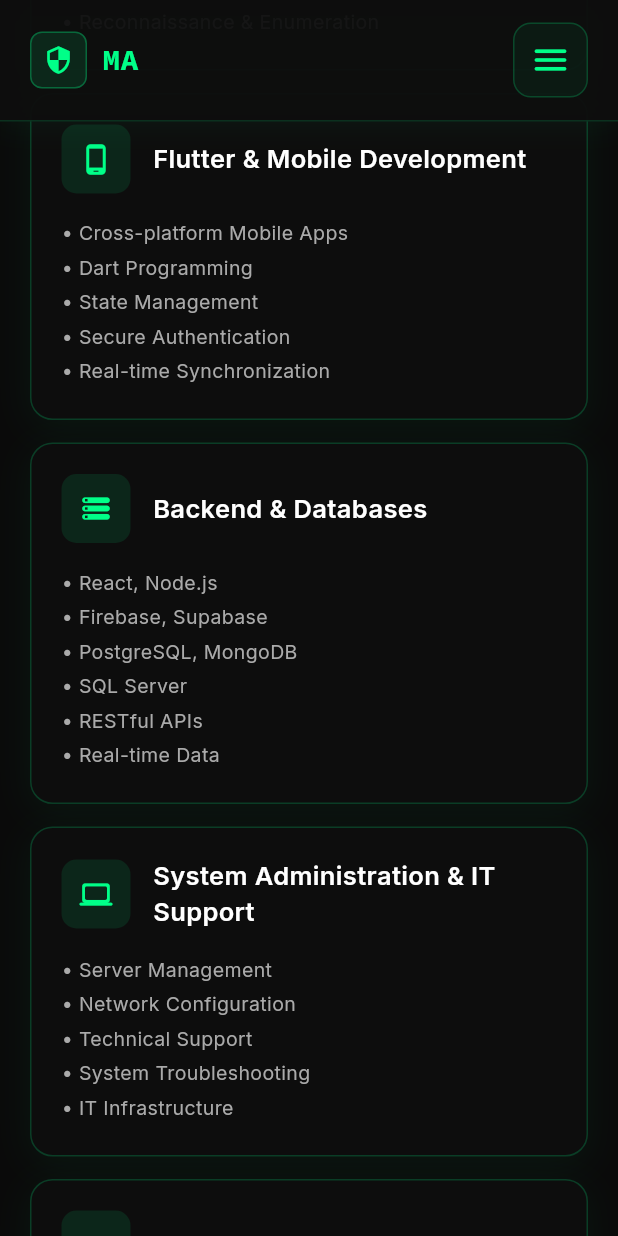
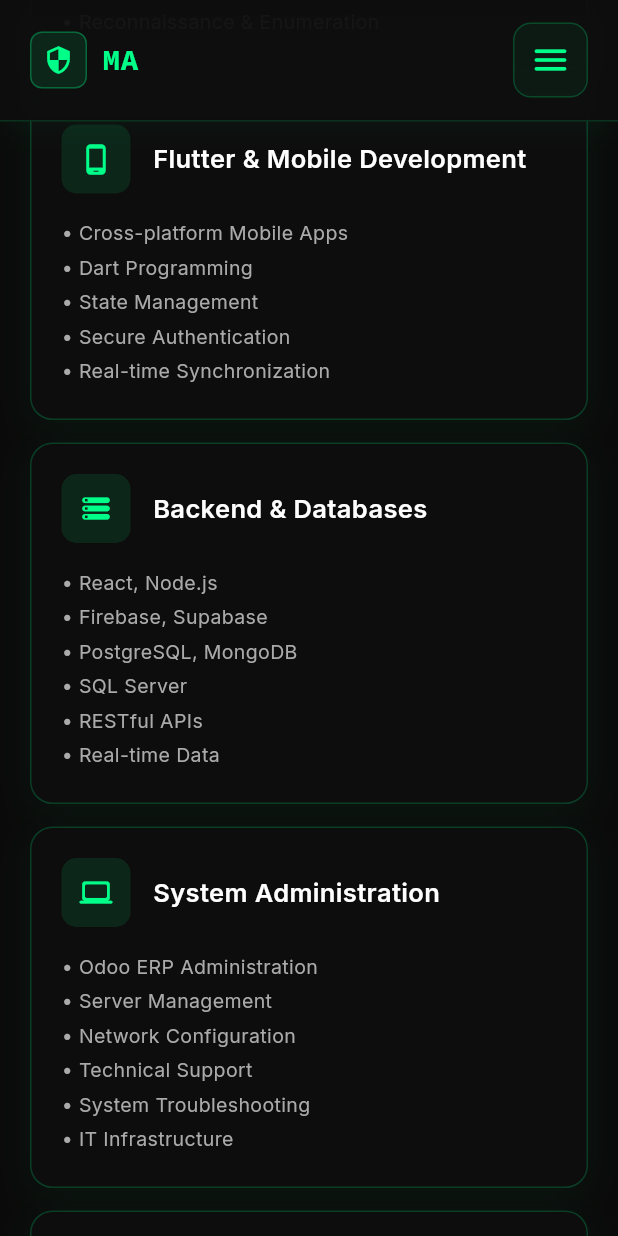
Before and after one commit to MulukenAsefa/MAT.Portifolio, a Flutter app: the screen it shows after launch, scrolled down 2304 dp, on a phone screen of 412 x 824 dp. Run offline on Flutter 3.47's test engine with Material 3 defaults, Android fonts, the phone set to English and light mode, and no system bars; our stand-ins replace google_fonts.

Commit message:
Add Odoo ERP system administration details
Co-authored-by: Copilot <223556219+Copilot@users.noreply.github.com>

```diff
--- a/lib/screens/experience_screen.dart
+++ b/lib/screens/experience_screen.dart
@@ -38,11 +38,19 @@ class ExperienceScreen extends StatelessWidget {
           SizedBox(height: isMobile ? 30 : 60),
 
           _buildExperienceItem(
+            '2026',
+            'System Administrator - Odoo ERP',
+            'Enterprise Resource Planning',
+            'Administered and configured Odoo ERP system across all core modules including Sales, CRM, Inventory, Manufacturing, Purchasing, Accounting, HR, and Project Management. Managed user access control, security groups, and permissions. Configured automated workflows, custom reports, and integrated third-party applications. Customized forms, dashboards, and business processes to align with organizational requirements. Conducted user training and technical support for seamless ERP adoption.',
+            true,
+            isMobile,
+          ),
+          _buildExperienceItem(
   '2026',
   ' Mobile Application Project',
   'Smart Exam Preparation App',
   'Engineered a full-stack mobile application using Flutter and firebase & supabase  to digitize and optimize exam preparation workflows. Implemented secure authentication, real-time data synchronization, AI API integration for adaptive learning, and performance analytics to enhance user experience, reduce manual overhead, and enable data-driven academic decision-making.',
-  true,
+  false,
   isMobile,
 ),
           _buildExperienceItem(
--- a/lib/screens/skills_screen.dart
+++ b/lib/screens/skills_screen.dart
@@ -64,10 +64,10 @@ class SkillsScreen extends StatelessWidget {
                 Icons.storage_rounded,
                 isMobile
               ),
-              // 4. System Administration & IT Support (NEW)
+              // 4. System Administration
               _buildSkillCard(
-                'System Administration & IT Support',
-                '• Server Management\n• Network Configuration\n• Technical Support\n• System Troubleshooting\n• IT Infrastructure',
+                'System Administration',
+                '• Odoo ERP Administration\n• Server Management\n• Network Configuration\n• Technical Support\n• System Troubleshooting\n• IT Infrastructure',
                 Icons.computer_rounded,
                 isMobile
               ),
```
